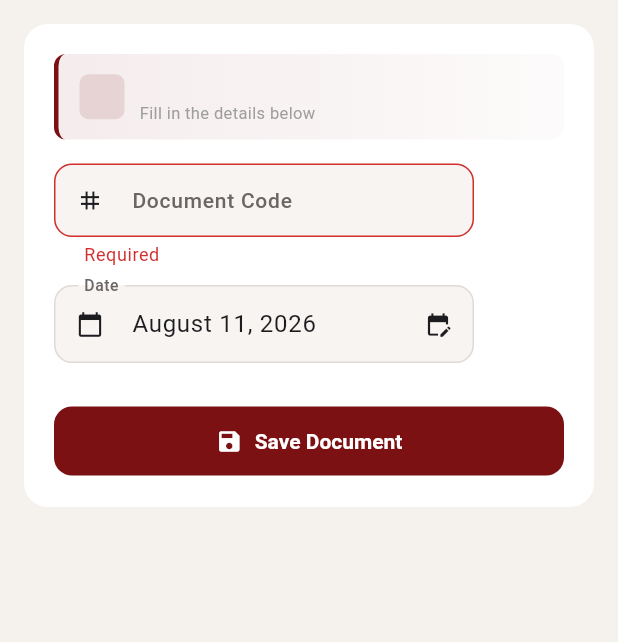
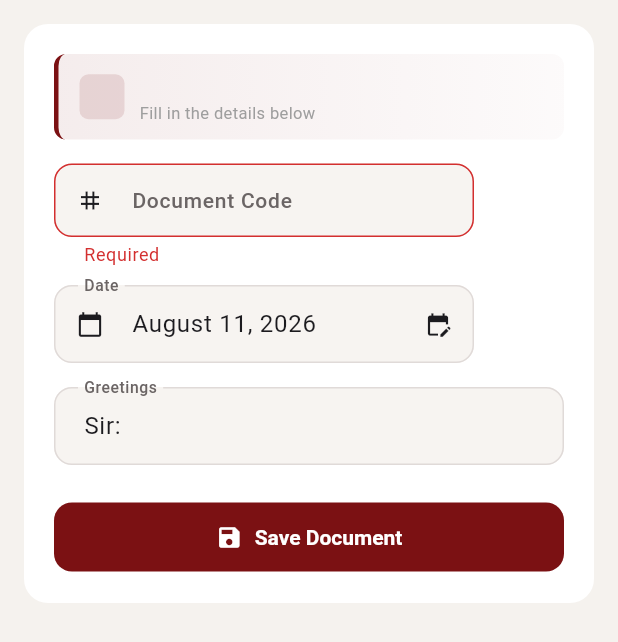
Before and after one commit to carigcsu0-collab/tvet-system, a Flutter app: the DocumentScreen widget shown alone on an empty page, opened directly with empty values, after a tap on "Save Document", on a phone screen of 412 x 824 dp. Shown: the top 642 px of the screen. Run offline on Flutter 3.47's test engine with Material 3 defaults, Android fonts, the phone set to English and light mode, and no system bars; our stand-ins replace dio, file_picker, pdf, printing, shared_preferences; missing offline and left inert: window_manager; accounts and stored records are empty; network calls fail.

Commit message:
Fix document edit to update existing record (not change code); add editable greetings; signatory name below respectfully yours; footer body after signatory

```diff
--- a/frontend/lib/shared/presentation/screens/document_screen.dart
+++ b/frontend/lib/shared/presentation/screens/document_screen.dart
@@ -47,6 +47,7 @@ class _DocumentScreenState extends State<DocumentScreen> {
   final List<TextEditingController> _controllers = [];
   final _codeController = TextEditingController();
   final _dateController = TextEditingController();
+  final _greetingsController = TextEditingController(text: 'Sir:');
   DateTime _date = DateTime.now();
   String? _coordinator;
   String _coordinatorTitle = 'TVET Coordinator';
@@ -57,6 +58,8 @@ class _DocumentScreenState extends State<DocumentScreen> {
   bool _generating = false;
   Map<String, dynamic>? _generated;
   List<Map<String, String>>? _table;
+  String? _existingCode;
+  bool _isEditMode = false;
 
   @override
   void initState() {
@@ -66,6 +69,37 @@ class _DocumentScreenState extends State<DocumentScreen> {
     }
     _dateController.text = DateFormat('MMMM dd, yyyy').format(_date);
     _loadData();
+  }
+
+  void _enterEditMode(String code, Map<String, dynamic> payload) {
+    setState(() {
+      _isEditMode = true;
+      _existingCode = code;
+      _codeController.text = code;
+      if (payload['date'] != null) {
+        _dateController.text = payload['date'].toString();
+      }
+      if (payload['greetings'] != null) {
+        _greetingsController.text = payload['greetings'].toString();
+      }
+      for (int i = 0; i < widget.fields.length; i++) {
+        final name = widget.fields[i].name;
+        if (payload[name] != null) {
+          _controllers[i].text = payload[name].toString();
+        }
+      }
+      if (payload['coordinatorName'] != null) {
+        _coordinator = payload['coordinatorName'].toString();
+      }
+      if (payload['coordinatorTitle'] != null) {
+        _coordinatorTitle = payload['coordinatorTitle'].toString();
+      }
+      if (payload['table'] != null) {
+        _table = (payload['table'] as List<dynamic>)
+            .map((e) => Map<String, String>.from(e as Map))
+            .toList();
+      }
+    });
   }
 
   Future<void> _loadData() async {
@@ -108,6 +142,7 @@ class _DocumentScreenState extends State<DocumentScreen> {
         payload[widget.fields[i].name] = _controllers[i].text.trim();
       }
       payload['date'] = _dateController.text.trim();
+      payload['greetings'] = _greetingsController.text.trim();
       if (_selectedSignatoryName.isNotEmpty) {
         payload['coordinatorName'] = _selectedSignatoryName;
         payload['coordinatorTitle'] = _selectedDesignations.isNotEmpty
@@ -120,13 +155,39 @@ class _DocumentScreenState extends State<DocumentScreen> {
       if (widget.allowTable && _table != null) {
         payload['table'] = _table;
       }
-      final res = await ApiClient.post(
-        '/documents/${widget.slug}',
-        data: payload,
-      );
-      setState(() => _generated = res.data as Map<String, dynamic>);
-      recordsRefresh.refresh();
-      _loadData();
+      if (_isEditMode && _existingCode != null) {
+        // Update existing record — keep the same code
+        payload['code'] = _existingCode;
+        await ApiClient.put(
+          '/documents/$_existingCode',
+          data: {'payload': payload},
+        );
+        recordsRefresh.refresh();
+        if (mounted) {
+          ScaffoldMessenger.of(context).showSnackBar(
+            const SnackBar(content: Text('Document updated successfully')),
+          );
+        }
+      } else {
+        // Create new record
+        final res = await ApiClient.post(
+          '/documents/${widget.slug}',
+          data: payload,
+        );
+        final record = res.data as Map<String, dynamic>;
+        setState(() {
+          _generated = record;
+          _isEditMode = true;
+          _existingCode = record['code']?.toString();
+        });
+        recordsRefresh.refresh();
+      }
+    } catch (e) {
+      if (mounted) {
+        ScaffoldMessenger.of(context).showSnackBar(
+          SnackBar(content: Text('Failed to save: $e')),
+        );
+      }
     } finally {
       setState(() => _generating = false);
     }
@@ -189,6 +250,7 @@ class _DocumentScreenState extends State<DocumentScreen> {
   void dispose() {
     _codeController.dispose();
     _dateController.dispose();
+    _greetingsController.dispose();
     for (final c in _controllers) {
       c.dispose();
     }
@@ -356,6 +418,17 @@ class _DocumentScreenState extends State<DocumentScreen> {
                         ),
                       );
                     }),
+                    // Greetings field (editable)
+                    Padding(
+                      padding: const EdgeInsets.only(bottom: AppTheme.spaceMd),
+                      child: TextFormField(
+                        controller: _greetingsController,
+                        decoration: const InputDecoration(
+                          labelText: 'Greetings',
+                          hintText: 'e.g. Sir: / Madam:',
+                        ),
+                      ),
+                    ),
                     // Table appears above the footer body
                     if (widget.allowTable) ...[
                       const SizedBox(height: AppTheme.spaceLg),
@@ -410,15 +483,19 @@ class _DocumentScreenState extends State<DocumentScreen> {
                                 ),
                               )
                             : const Icon(Icons.save),
-                        label: Text(_generating ? 'Saving...' : 'Save Document'),
+                        label: Text(_generating
+                            ? 'Saving...'
+                            : _isEditMode
+                                ? 'Update Document'
+                                : 'Save Document'),
                       ),
                     ),
-                    if (_generated != null) ...[
+                    if (_generated != null || _isEditMode) ...[
                       const SizedBox(height: AppTheme.spaceLg),
                       SuccessCard(
-                        code: _generated!['code']?.toString() ?? '',
+                        code: _existingCode ?? _generated!['code']?.toString() ?? '',
                         onView: () {
-                          final code = _generated!['code']?.toString() ?? '';
+                          final code = _existingCode ?? _generated!['code']?.toString() ?? '';
                           Navigator.of(context).push(
                             MaterialPageRoute(
                               builder: (_) => PrintPreviewScreen(code: code),
```
Also changed, not shown: frontend/lib/shared/presentation/screens/edit_document_screen.dart (+54 -9 lines), frontend/lib/shared/presentation/screens/print_preview_screen.dart (+11 -1 lines), 1 other file.
